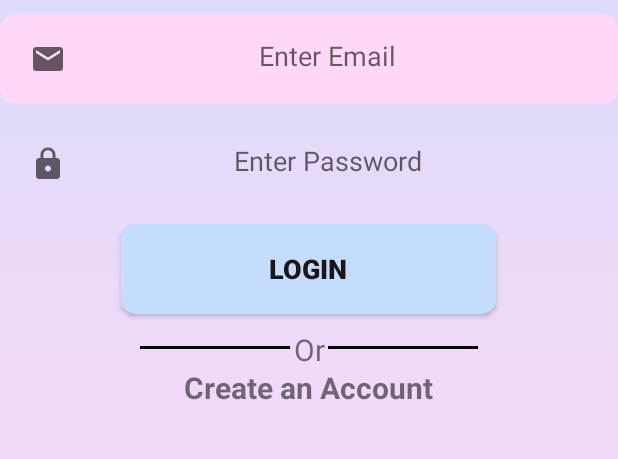
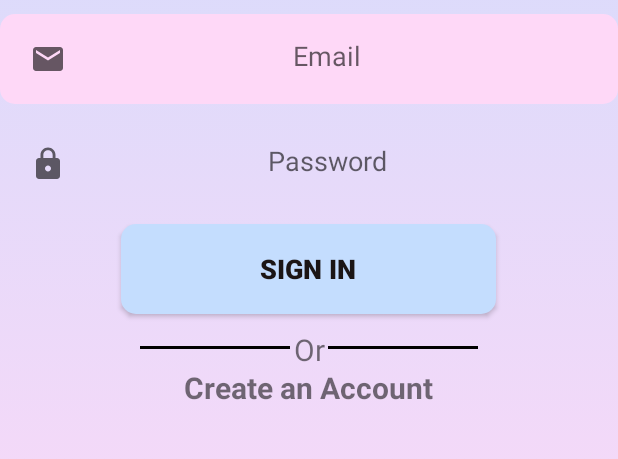
Before and after one commit to sarahsal19/Ballot, an Android app: the Login screen opened directly, with no data from a screen before it, on a phone screen of 412 x 824 dp, the part 542-1001 px from its top. Run offline under Robolectric (Android 15) with nearby library versions, the phone set to English and light mode, and no system bars.

```diff
--- a/app/src/main/res/layout/activity_login.xml
+++ b/app/src/main/res/layout/activity_login.xml
@@ -42,7 +42,7 @@
             android:background="@drawable/edit_text_box"
             android:layout_marginBottom="10dp"
             android:inputType="textEmailAddress"
-            android:hint="Enter Email"
+            android:hint="Email"
             android:gravity="center"
             android:padding="20dp"
             android:drawableStart="@drawable/ic_mail"
@@ -54,7 +54,7 @@
             android:background="@drawable/edit_text_box"
             android:layout_marginBottom="10dp"
             android:inputType="numberPassword"
-            android:hint="Enter Password"
+            android:hint="Password"
             android:gravity="center"
             android:padding="20dp"
             android:drawableStart="@drawable/ic_lock"
@@ -69,7 +69,7 @@
             android:background="@drawable/btn_view"
             android:fontFamily="sans-serif-black"
             android:padding="10dp"
-            android:text="Login"
+            android:text="Sign In"
             android:textColor="#1B1515"
             android:textSize="18sp" />
 
--- a/app/src/main/res/layout/activity_sign_up.xml
+++ b/app/src/main/res/layout/activity_sign_up.xml
@@ -123,7 +123,7 @@
                 android:id="@+id/loginAcc"
                 android:layout_width="wrap_content"
                 android:layout_height="wrap_content"
-                android:text="Login"
+                android:text="Sign In"
                 android:clickable="true"
                 android:textStyle="bold"
                 android:textSize="20dp"
```
